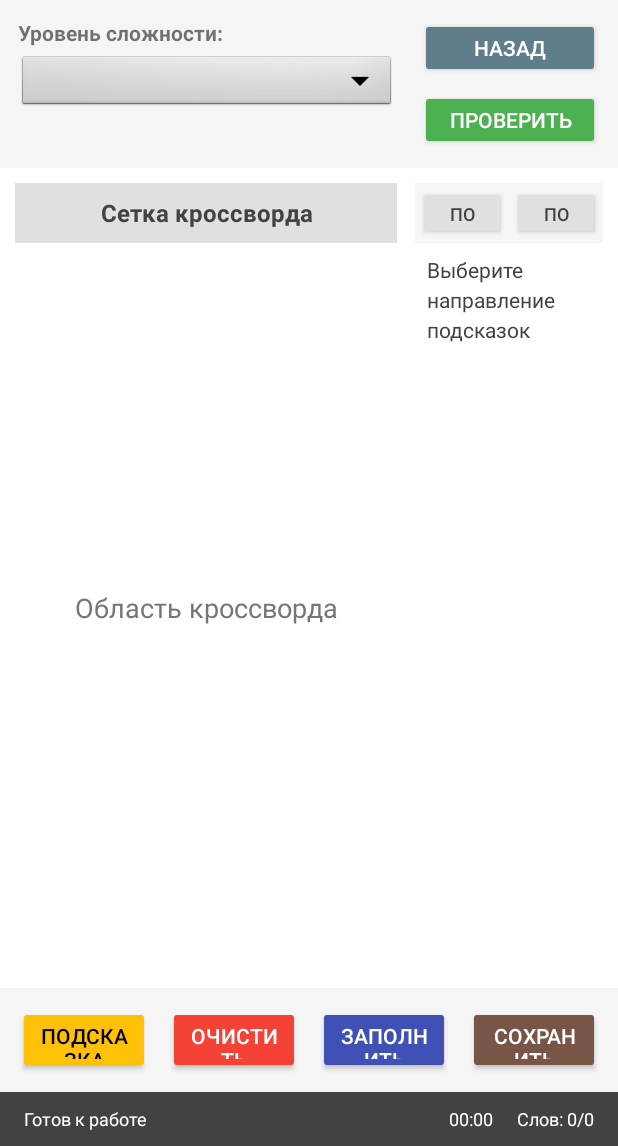
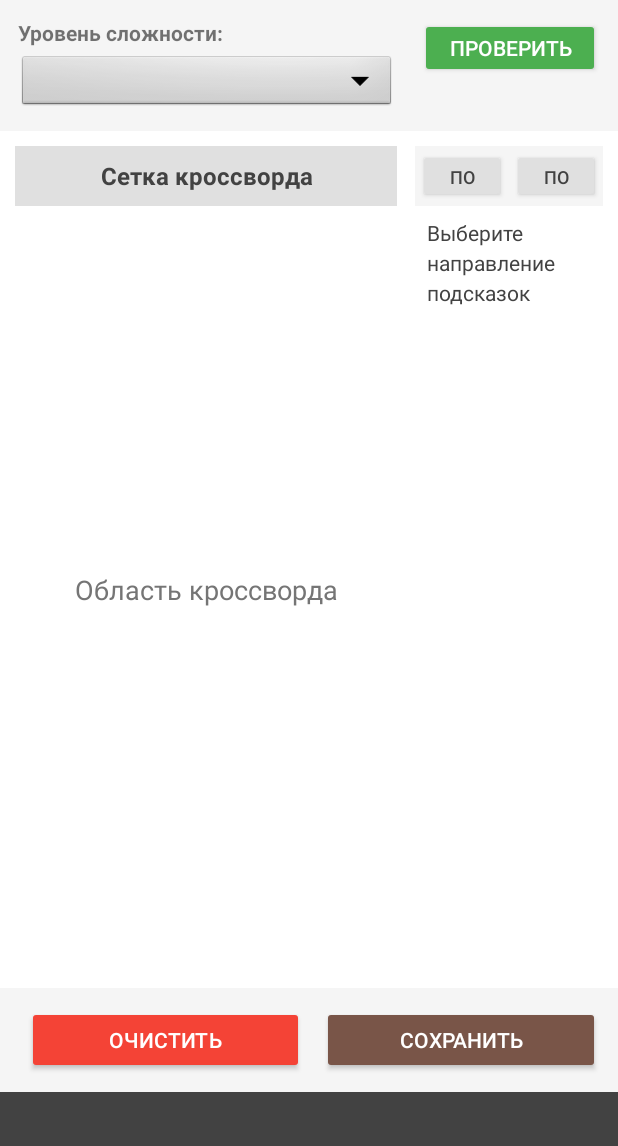
Before and after one commit to MxVndI/andr_lab, an Android app: the layout activity_main.xml on its own in the app's theme, with its tools: preview values and no code run, on a phone screen of 412 x 824 dp, the part 90-1236 px from its top. Run offline under Robolectric (Android 15) with nearby library versions, the phone set to English and light mode, and no system bars.

Commit message:
feat: delete useless buttons

```diff
--- a/app/src/main/AndroidManifest.xml
+++ b/app/src/main/AndroidManifest.xml
@@ -6,7 +6,7 @@
         android:allowBackup="true"
         android:icon="@mipmap/ic_launcher"
         android:label="@string/app_name"
-        android:theme="@style/Theme.AppCompat.Light.DarkActionBar">
+        android:theme="@style/AppTheme">
 
         <activity
             android:name=".MainActivity"
--- a/app/src/main/res/layout/activity_main.xml
+++ b/app/src/main/res/layout/activity_main.xml
@@ -88,23 +88,13 @@
             android:layout_marginStart="16dp">
 
             <Button
-                android:id="@+id/buttonBack"
-                android:layout_width="120dp"
-                android:layout_height="40dp"
-                android:text="@string/button_back"
-                android:textSize="14sp"
-                android:backgroundTint="#607D8B"
-                android:textColor="@android:color/white"
-                android:layout_marginBottom="8dp" />
-
-            <Button
                 android:id="@+id/buttonCheck"
                 android:layout_width="120dp"
                 android:layout_height="40dp"
+                android:backgroundTint="#4CAF50"
                 android:text="@string/button_check"
-                android:textSize="14sp"
-                android:backgroundTint="#4CAF50"
-                android:textColor="@android:color/white" />
+                android:textColor="@android:color/white"
+                android:textSize="14sp" />
 
         </LinearLayout>
 
@@ -217,17 +207,6 @@
         android:padding="12dp">
 
         <Button
-            android:id="@+id/buttonHint"
-            android:layout_width="0dp"
-            android:layout_height="45dp"
-            android:layout_weight="1"
-            android:text="@string/button_hint"
-            android:textSize="14sp"
-            android:backgroundTint="#FFC107"
-            android:textColor="@android:color/black"
-            android:layout_marginEnd="6dp" />
-
-        <Button
             android:id="@+id/buttonClear"
             android:layout_width="0dp"
             android:layout_height="45dp"
@@ -235,17 +214,6 @@
             android:text="@string/button_clear"
             android:textSize="14sp"
             android:backgroundTint="#F44336"
-            android:textColor="@android:color/white"
-            android:layout_marginHorizontal="6dp" />
-
-        <Button
-            android:id="@+id/buttonFillWord"
-            android:layout_width="0dp"
-            android:layout_height="45dp"
-            android:layout_weight="1"
-            android:text="@string/button_fill_word"
-            android:textSize="14sp"
-            android:backgroundTint="#3F51B5"
             android:textColor="@android:color/white"
             android:layout_marginHorizontal="6dp" />
 
@@ -268,34 +236,6 @@
         android:orientation="horizontal"
         android:background="#424242"
         android:gravity="center_vertical"
-        android:paddingHorizontal="16dp">
-
-        <TextView
-            android:id="@+id/statusText"
-            android:layout_width="0dp"
-            android:layout_height="wrap_content"
-            android:layout_weight="1"
-            android:text="@string/status_ready"
-            android:textColor="@android:color/white"
-            android:textSize="12sp" />
-
-        <TextView
-            android:id="@+id/timerText"
-            android:layout_width="wrap_content"
-            android:layout_height="wrap_content"
-            android:text="00:00"
-            android:textColor="@android:color/white"
-            android:textSize="12sp"
-            android:layout_marginEnd="16dp" />
-
-        <TextView
-            android:id="@+id/progressText"
-            android:layout_width="wrap_content"
-            android:layout_height="wrap_content"
-            android:text="Слов: 0/0"
-            android:textColor="@android:color/white"
-            android:textSize="12sp" />
-
-    </LinearLayout>
+        android:paddingHorizontal="16dp"/>
 
 </LinearLayout>
--- /dev/null
+++ b/app/src/main/res/values/styles.xml
@@ -0,0 +1,8 @@
+<?xml version="1.0" encoding="utf-8"?>
+<resources xmlns:tools="http://schemas.android.com/tools">
+    <style name="AppTheme" parent="Theme.AppCompat.Light.NoActionBar">
+        <item name="colorPrimary">#1976D2</item>
+        <item name="colorPrimaryDark">#1565C0</item>
+        <item name="colorAccent">#FF4081</item>
+    </style>
+</resources>
```
Also changed, not shown: app/src/main/java/com/example/labs/MainActivity.kt (+9 -38 lines).
